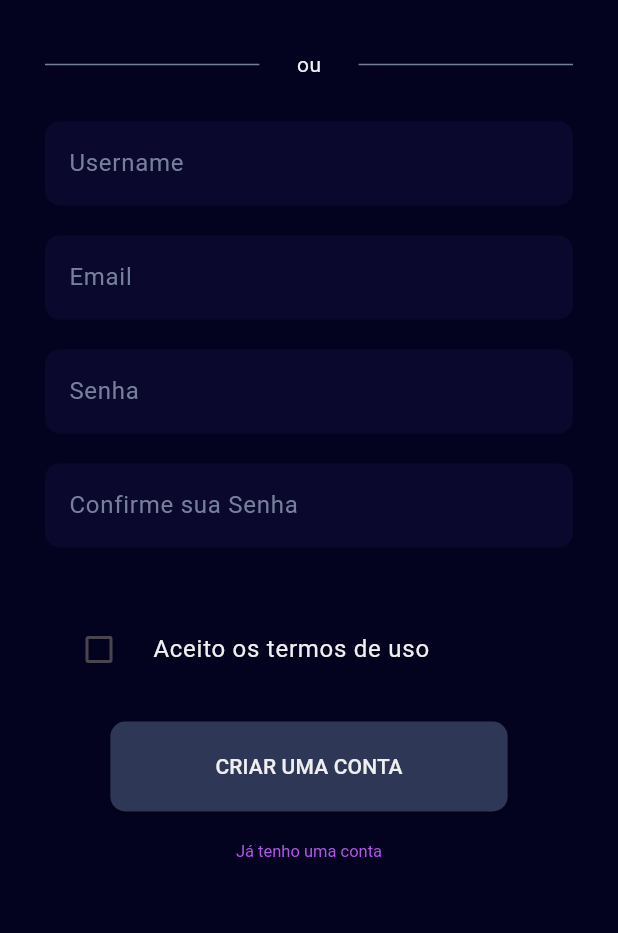
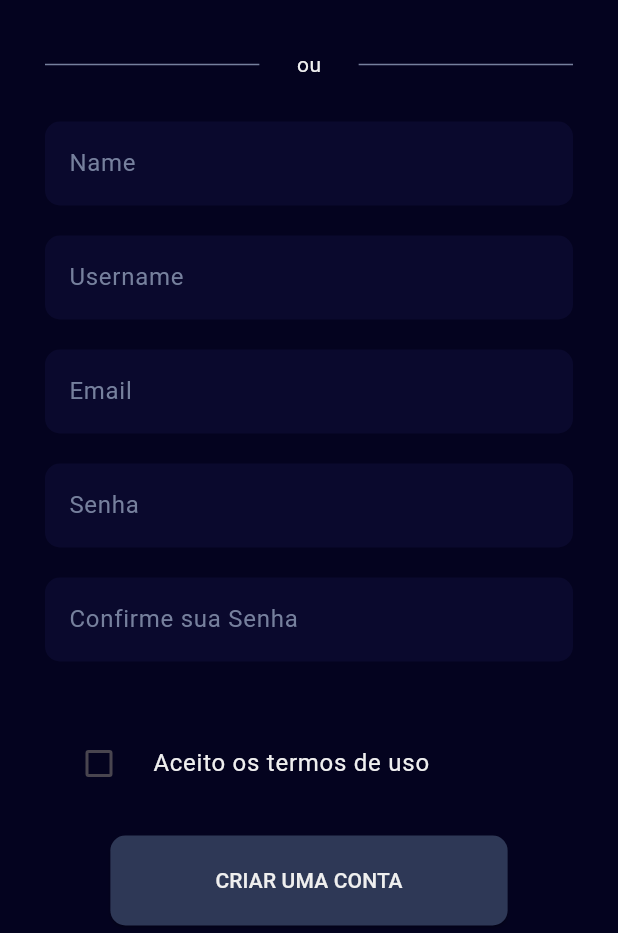
Before and after one commit to ChampionTrackers/CTracker, a Flutter app: the ViewSignup screen opened directly, on a phone screen of 412 x 824 dp, the part 303-1236 px from its top. Run offline on Flutter 3.47's test engine with Material 3 defaults, Android fonts, the phone set to English and light mode, and no system bars; our stand-ins replace animated_splash_screen, flutter_secure_storage, lottie, shared_preferences; accounts and stored records are empty.

Commit message:
♻️ add name text field

```diff
--- a/lib/view/view_signup.dart
+++ b/lib/view/view_signup.dart
@@ -13,6 +13,7 @@ class ViewSignup extends StatefulWidget {
 }
 
 class _ViewSignupState extends State<ViewSignup> {
+  final nameInputController = TextEditingController();
   final usernameInputController = TextEditingController();
   final emailInputController = TextEditingController();
   final passwordInputController = TextEditingController();
@@ -30,6 +31,7 @@ class _ViewSignupState extends State<ViewSignup> {
     try {
       await signupController.submitSignup(
         context,
+        nameInputController,
         usernameInputController,
         emailInputController,
         passwordInputController,
@@ -114,9 +116,16 @@ class _ViewSignupState extends State<ViewSignup> {
             const SizedBox(height: 20),
             FormTextField(
               keyboardType: TextInputType.text,
+              labelText: "Name",
+              controller: nameInputController,
+              hintText: "Champions Silva",
+            ),
+            const SizedBox(height: 20),
+            FormTextField(
+              keyboardType: TextInputType.text,
               labelText: "Username",
               controller: usernameInputController,
-              hintText: "ChampionMaster",
+              hintText: "ChampionMaster12",
             ),
             const SizedBox(height: 20),
             FormTextField(
```
